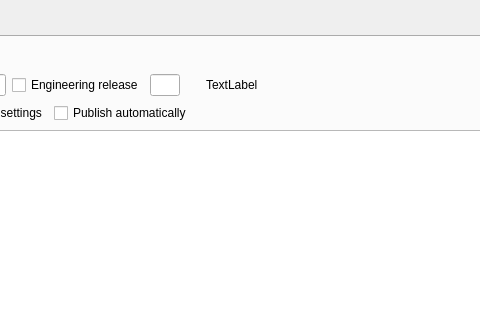
tbikfalvi/VTITestManager, file dlgbuildpackage.ui: the form before one commit; both pictures show x 293 to 773 and y 0 to 320 of the 1083 by 548 pixel window.
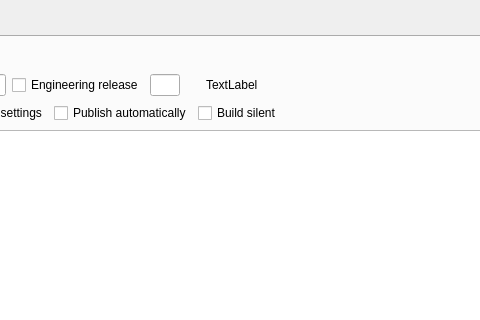
The form after the commit. The open tabs and pages were chosen to show the change. Icons and pictures are not drawn.

```diff
--- a/dlgbuildpackage.ui
+++ b/dlgbuildpackage.ui
@@ -1077,6 +1077,13 @@
            </property>
           </widget>
          </item>
+         <item>
+          <widget class="QCheckBox" name="chkCyclerSilent">
+           <property name="text">
+            <string>Build silent</string>
+           </property>
+          </widget>
+         </item>
          <item>
           <spacer name="horizontalSpacer_6">
            <property name="orientation">
```
Left out of the diff: 9 changed lines with no effect on the pictures.
